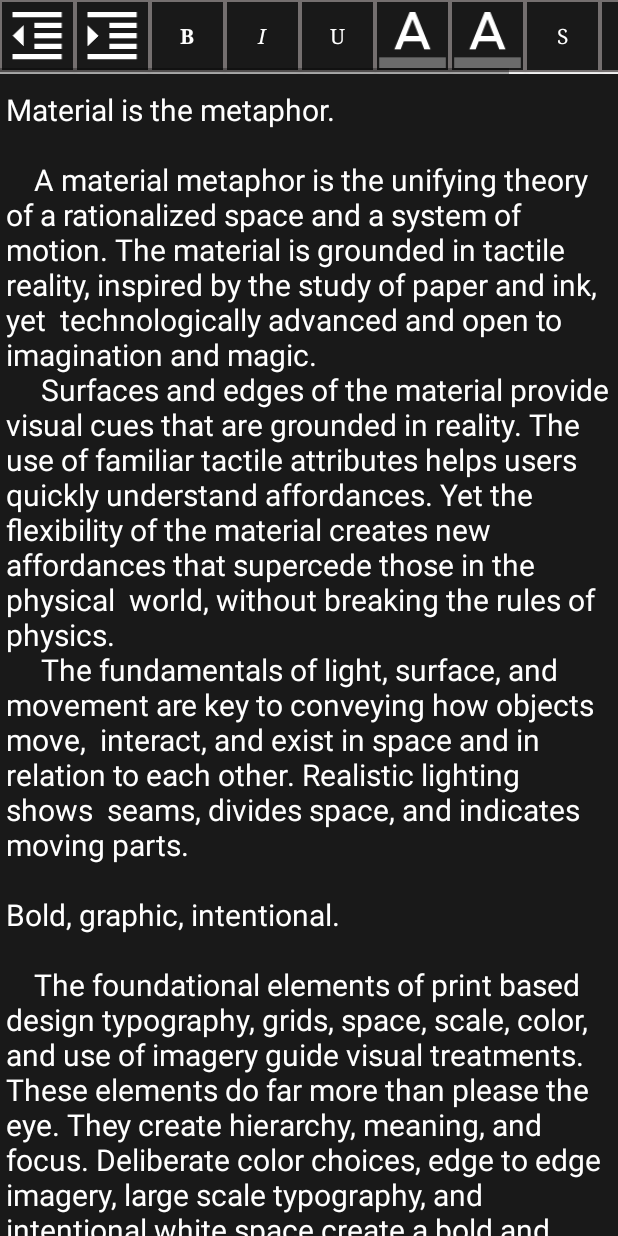
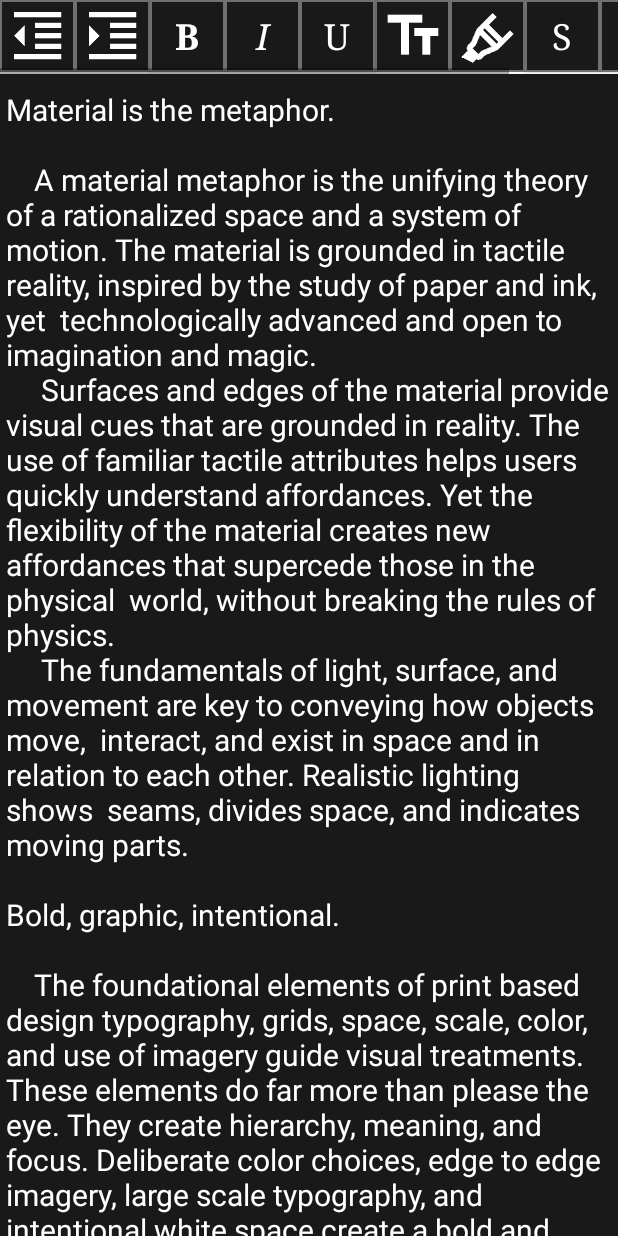
Before and after one commit to atorres1929/Journal, an Android app: the layout fragment_new_entry.xml on its own in the app's theme, with its tools: preview values and no code run, on a phone screen of 412 x 824 dp. Run offline under Robolectric (Android 15) with nearby library versions, the phone set to English and light mode, and no system bars.

Commit message:
Removed API Restrictions, Nearly fully implemented Fore/Background Color Action
Can now support up to API 19

```diff
--- a/app/src/main/res/layout/fragment_new_entry.xml
+++ b/app/src/main/res/layout/fragment_new_entry.xml
@@ -23,107 +23,99 @@
             android:layout_height="match_parent"
             android:orientation="horizontal" >
 
-            <Button
+            <ImageButton
                 android:id="@+id/unindentButton"
                 android:layout_width="@dimen/horizontal_scroll_button_width"
                 android:layout_height="wrap_content"
-                android:layout_weight="1"
                 android:background="@drawable/custom_button_bordered"
-                android:foreground="@mipmap/ic_unindent"
-                app:srcCompat="@mipmap/ic_unindent" />
+                android:src="@mipmap/ic_unindent" />
 
-            <Button
+            <ImageButton
                 android:id="@+id/indentButton"
                 android:layout_width="@dimen/horizontal_scroll_button_width"
                 android:layout_height="wrap_content"
-                android:layout_weight="1"
                 android:background="@drawable/custom_button_bordered"
-                android:foreground="@mipmap/ic_indent"
-                app:srcCompat="@mipmap/ic_indent" />
+                android:src="@mipmap/ic_indent" />
 
             <ToggleButton
                 android:id="@+id/boldButton"
                 android:layout_width="@dimen/horizontal_scroll_button_width"
                 android:layout_height="wrap_content"
-                android:layout_weight="1"
                 android:background="@drawable/custom_togglebutton_bordered"
                 android:fontFamily="serif"
                 android:textColor="@android:color/white"
                 android:textOff="@string/button_bold"
                 android:textOn="@string/button_bold"
+                android:textSize="24sp"
                 android:textStyle="bold" />
 
             <ToggleButton
                 android:id="@+id/italicButton"
                 android:layout_width="@dimen/horizontal_scroll_button_width"
                 android:layout_height="wrap_content"
-                android:layout_weight="1"
                 android:background="@drawable/custom_togglebutton_bordered"
                 android:fontFamily="serif"
                 android:textColor="@android:color/white"
                 android:textOff="@string/button_italic"
                 android:textOn="@string/button_italic"
+                android:textSize="24sp"
                 android:textStyle="italic" />
 
             <ToggleButton
                 android:id="@+id/underlineButton"
                 android:layout_width="@dimen/horizontal_scroll_button_width"
                 android:layout_height="wrap_content"
-                android:layout_weight="1"
                 android:background="@drawable/custom_togglebutton_bordered"
                 android:fontFamily="serif"
                 android:textColor="@android:color/white"
                 android:textOff="@string/button_underline"
-                android:textOn="@string/button_underline" />
+                android:textOn="@string/button_underline"
+                android:textSize="24sp" />
 
-            <Button
+            <ImageButton
                 android:id="@+id/foregroundColorButton"
                 android:layout_width="@dimen/horizontal_scroll_button_width"
                 android:layout_height="wrap_content"
-                android:layout_weight="1"
                 android:background="@drawable/custom_button_bordered"
-                android:foreground="@mipmap/ic_textcolor"
-                app:srcCompat="@mipmap/ic_indent" />
+                android:src="@mipmap/ic_textcolor" />
 
-            <Button
+            <ImageButton
                 android:id="@+id/backgroundColorButton"
                 android:layout_width="@dimen/horizontal_scroll_button_width"
                 android:layout_height="wrap_content"
-                android:layout_weight="1"
                 android:background="@drawable/custom_button_bordered"
-                android:foreground="@mipmap/ic_textcolor"
-                app:srcCompat="@mipmap/ic_indent" />
+                android:src="@mipmap/ic_highlighter" />
 
             <ToggleButton
                 android:id="@+id/strikeThroughButton"
                 android:layout_width="@dimen/horizontal_scroll_button_width"
                 android:layout_height="wrap_content"
-                android:layout_weight="1"
                 android:background="@drawable/custom_togglebutton_bordered"
                 android:fontFamily="serif"
                 android:textColor="@android:color/white"
                 android:textOff="@string/button_strikethrough"
-                android:textOn="@string/button_strikethrough" />
+                android:textOn="@string/button_strikethrough"
+                android:textSize="24sp" />
 
             <Button
                 android:id="@+id/subscriptButton"
                 android:layout_width="@dimen/horizontal_scroll_button_width"
                 android:layout_height="wrap_content"
-                android:layout_weight="1"
                 android:background="@drawable/custom_button_bordered"
                 android:fontFamily="serif"
                 android:textAllCaps="false"
-                android:textColor="@android:color/white" />
+                android:textColor="@android:color/white"
+                android:textSize="24sp" />
 
             <Button
                 android:id="@+id/superscriptButton"
                 android:layout_width="@dimen/horizontal_scroll_button_width"
                 android:layout_height="wrap_content"
-                android:layout_weight="1"
                 android:background="@drawable/custom_button_bordered"
                 android:fontFamily="serif"
                 android:textAllCaps="false"
-                android:textColor="@android:color/white" />
+                android:textColor="@android:color/white"
+                android:textSize="24sp" />
 
         </LinearLayout>
     </HorizontalScrollView>
@@ -156,10 +148,9 @@
                     android:id="@+id/newEntryTextView"
                     android:layout_width="match_parent"
                     android:layout_height="wrap_content"
-                    android:autoText="false"
                     android:fontFamily="sans-serif"
                     android:gravity="top|start"
-                    android:inputType="textCapSentences|textAutoCorrect|textAutoComplete|textMultiLine"
+                    android:inputType="textCapSentences|textAutoCorrect|textAutoComplete|textMultiLine|textNoSuggestions"
                     android:text="@string/large_text"
                     android:textColor="@android:color/white"
                     android:textSize="20sp" />
```
Also changed, not shown: app/src/main/java/com/artifexiumgames/journal/Fragment/NewEntryFragment.java (+9 -8 lines), app/src/main/java/com/artifexiumgames/journal/RichEditText/RichEditText.java (+168 -93 lines), app/src/main/ic_highlighter-web.png (added), app/src/main/ic_textcolor-web.png, app/src/main/res/mipmap-hdpi/ic_highlighter.png (added), app/src/main/res/mipmap-hdpi/ic_textcolor.png, app/src/main/res/mipmap-mdpi/ic_highlighter.png (added), app/src/main/res/mipmap-mdpi/ic_textcolor.png, app/src/main/res/mipmap-xhdpi/ic_highlighter.png (added), app/src/main/res/mipmap-xhdpi/ic_textcolor.png, app/src/main/res/mipmap-xxhdpi/ic_highlighter.png (added), app/src/main/res/mipmap-xxhdpi/ic_textcolor.png, app/src/main/res/mipmap-xxxhdpi/ic_highlighter.png (added), app/src/main/res/mipmap-xxxhdpi/ic_textcolor.png.
